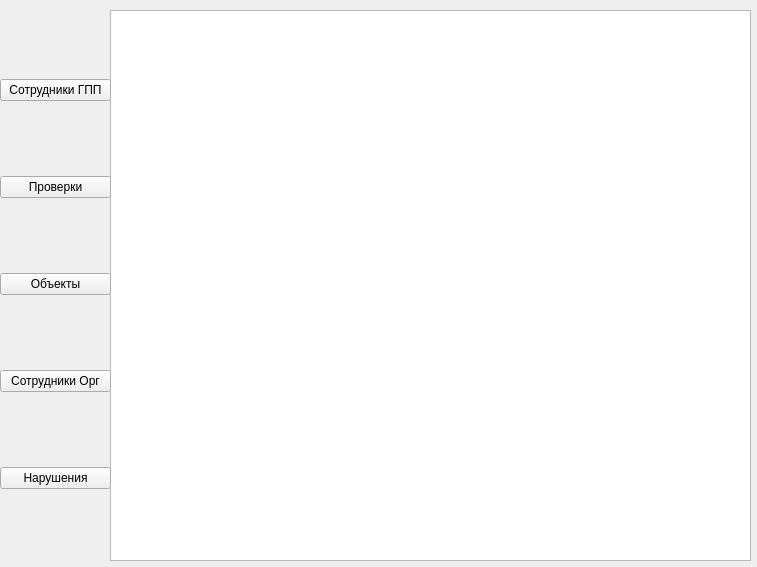
First picture: the form in ui/mainWindow.ui, repository slayzerg01/BD3, before the edit.
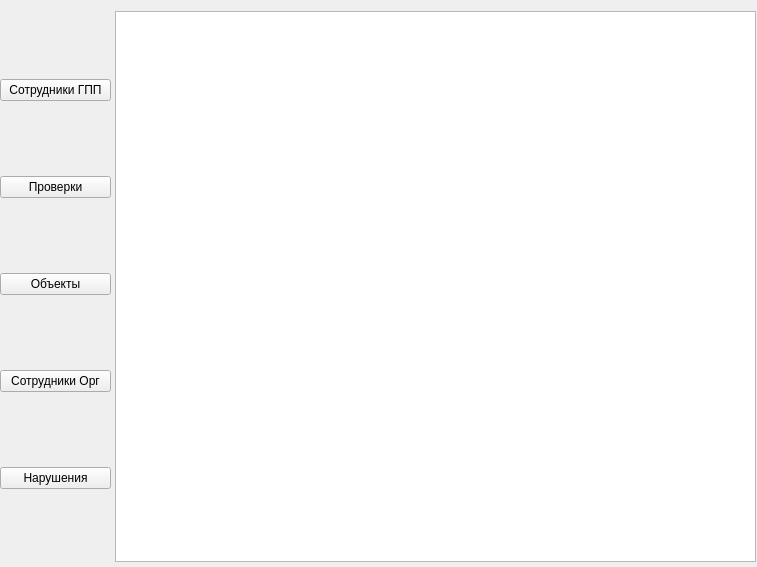
Second picture: the form after the edit.

Commit message: форма гпп

Patch:
```diff
--- a/ui/mainWindow.ui
+++ b/ui/mainWindow.ui
@@ -14,16 +14,6 @@
    <string>БД</string>
   </property>
   <widget class="QWidget" name="centralwidget">
-   <widget class="QTableView" name="tableView">
-    <property name="geometry">
-     <rect>
-      <x>110</x>
-      <y>10</y>
-      <width>641</width>
-      <height>551</height>
-     </rect>
-    </property>
-   </widget>
    <widget class="QWidget" name="verticalLayoutWidget">
     <property name="geometry">
      <rect>
@@ -71,6 +61,16 @@
      </item>
     </layout>
    </widget>
+   <widget class="QTableWidget" name="tableWidget">
+    <property name="geometry">
+     <rect>
+      <x>115</x>
+      <y>11</y>
+      <width>641</width>
+      <height>551</height>
+     </rect>
+    </property>
+   </widget>
   </widget>
  </widget>
  <resources/>
```
The commit also changes 3 other files.
